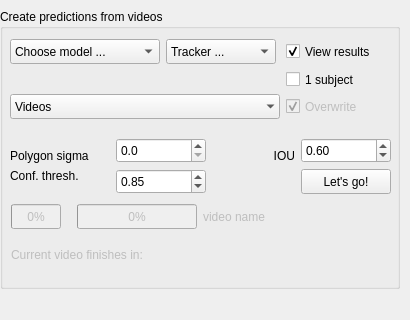
Before: the Qt Designer form octron/qt_gui/octron.ui in horsto/OCTRON-GUI, drawn with Qt 5; both pictures show x 0 to 410 and y 380 to 700 of the 410 by 700 pixel window.
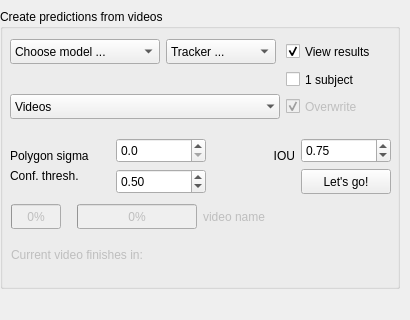
After: the same form once the commit is applied. The open tabs and pages were chosen to show the change. Icons and pictures are not drawn.

Diff of the .ui file:
```diff
--- a/octron/qt_gui/octron.ui
+++ b/octron/qt_gui/octron.ui
@@ -2460,7 +2460,7 @@
                 <double>0.050000000000000</double>
                </property>
                <property name="value">
-                <double>0.850000000000000</double>
+                <double>0.500000000000000</double>
                </property>
               </widget>
              </item>
@@ -2485,7 +2485,7 @@
                 <double>0.100000000000000</double>
                </property>
                <property name="value">
-                <double>0.600000000000000</double>
+                <double>0.750000000000000</double>
                </property>
               </widget>
              </item>
```
